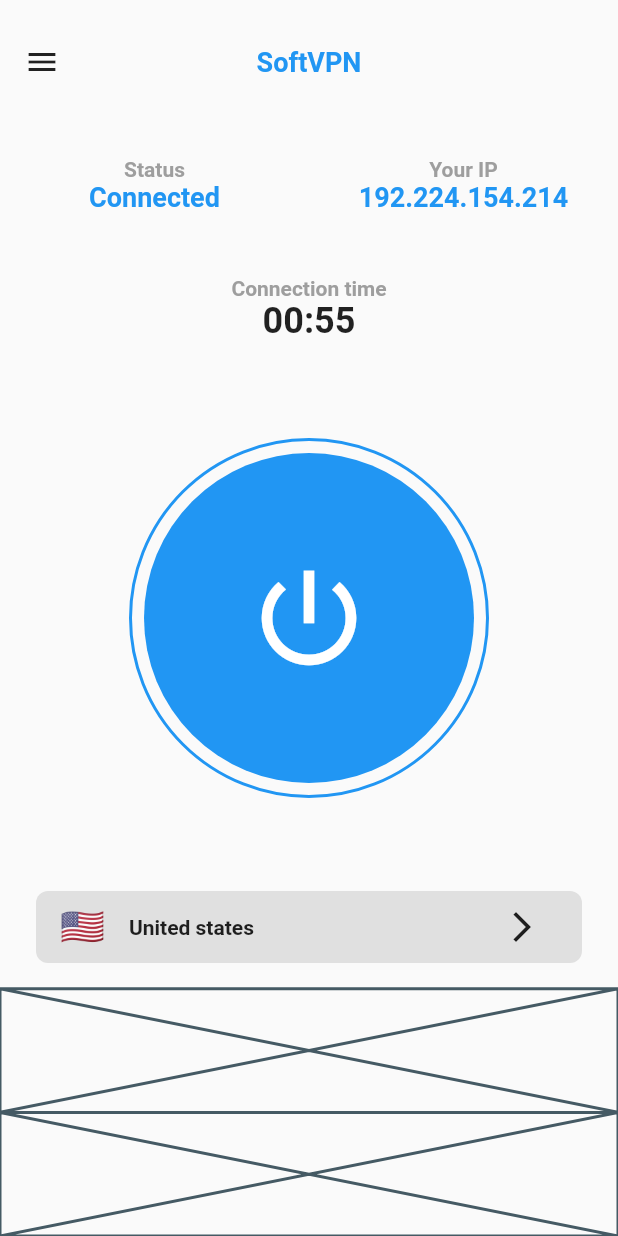
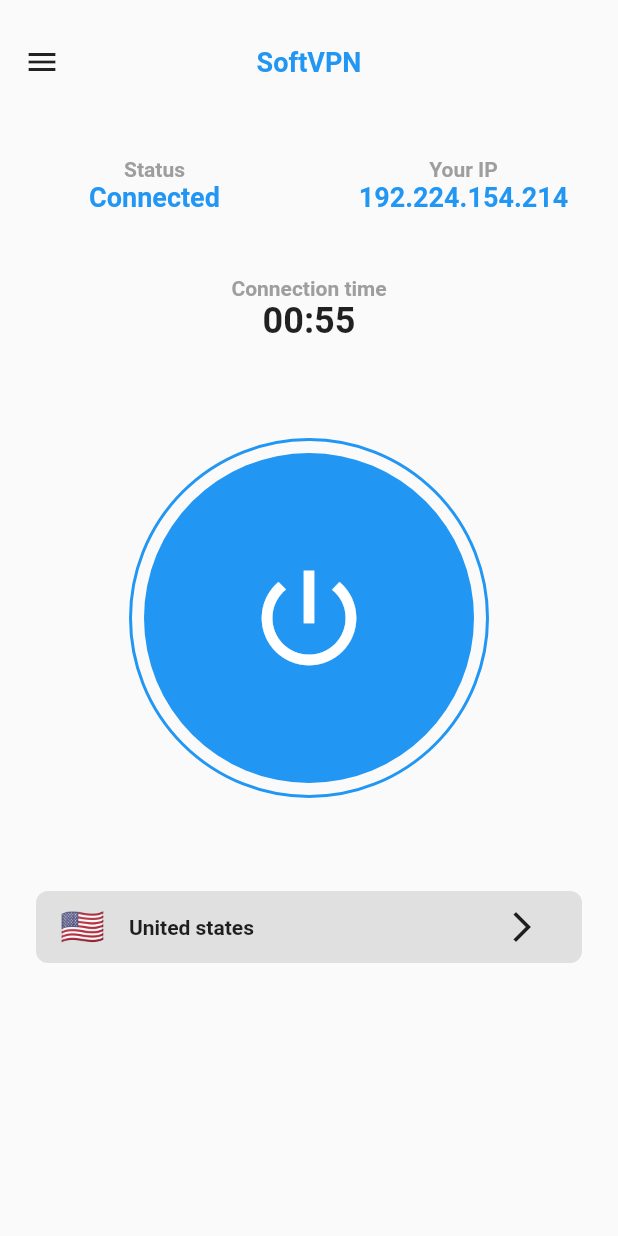
Before and after one commit to JAICHANGPARK/flutter_notebook_11th_story, a Flutter app: the screen it shows after launch, on a phone screen of 412 x 824 dp. Run offline on Flutter 3.47's test engine with Material 2 defaults, Android fonts, the phone set to English and light mode, and no system bars; our stand-ins replace backdrop, badges, flutter_inner_drawer, flutter_slidable, flutter_swiper, google_fonts.

Commit message:
Update vpn_home_page.dart

```diff
--- a/lib/ep721_vpn_mobile_app/ui/vpn_home_page.dart
+++ b/lib/ep721_vpn_mobile_app/ui/vpn_home_page.dart
@@ -159,11 +159,21 @@ class _VpnHomePageState extends State<VpnHomePage> {
             ),
             Expanded(
               flex: 2,
-              child: Placeholder(),
+              child: Column(
+                children: [
+
+                ],
+              ),
             ),
             Expanded(
               flex: 2,
-              child: Placeholder(),
+              child: Container(
+                child: Row(
+                  children: [
+
+                  ],
+                ),
+              ),
             ),
           ],
         ),
```
